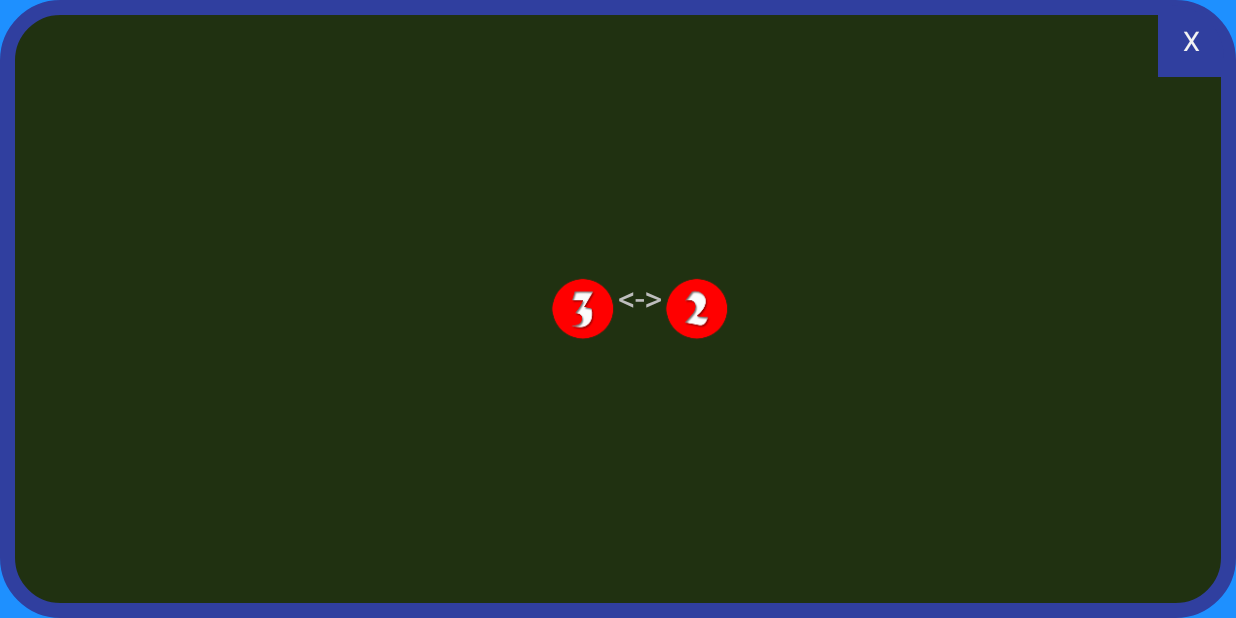
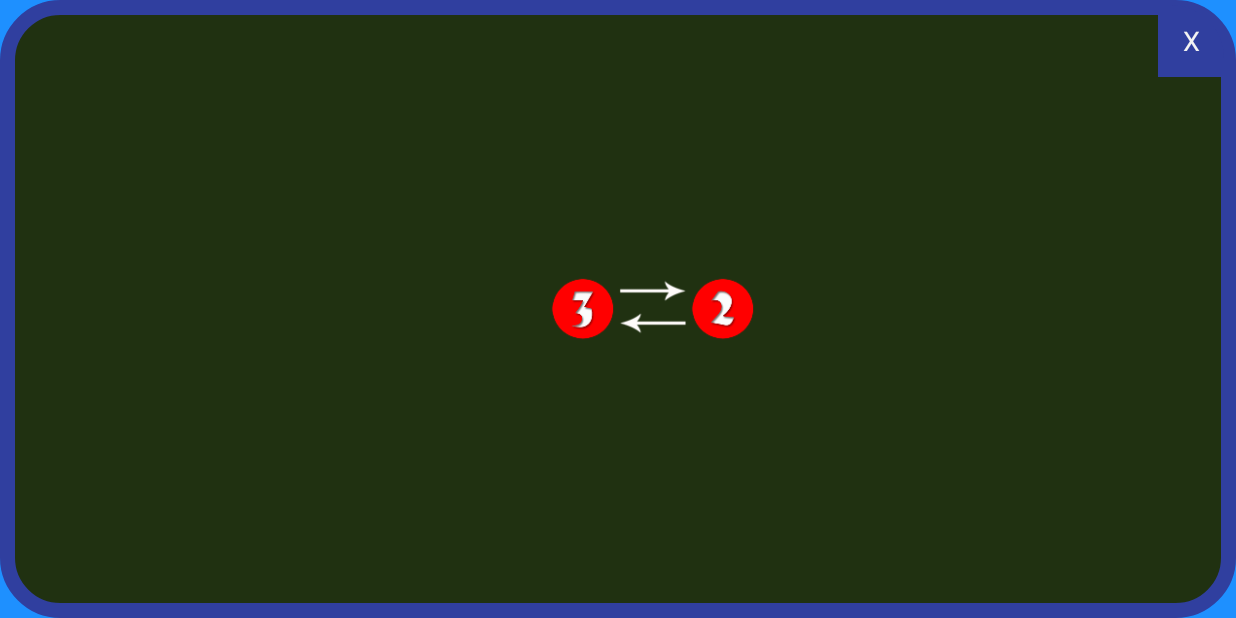
Before and after one commit to ganesh101992/iso_puzzle, an Android app: the screen it shows after launch (FirstActivity), after a tap on "Next Move", on a phone screen of 824 x 412 dp (held sideways). Run offline under Robolectric (Android 15) with nearby library versions, the phone set to English and light mode, and no system bars.

Commit message:
Add files via upload

```diff
--- a/src/main/AndroidManifest.xml
+++ b/src/main/AndroidManifest.xml
@@ -6,9 +6,9 @@
 
     <application
         android:allowBackup="true"
-        android:icon="@mipmap/ic_launcher"
+        android:icon="@mipmap/icon_iso"
         android:label="@string/app_name"
-        android:roundIcon="@mipmap/ic_launcher_round"
+        android:roundIcon="@mipmap/icon_iso"
         android:supportsRtl="false"
         android:theme="@android:style/Theme.Holo.NoActionBar.Fullscreen">
         <activity android:name=".FirstActivity"
--- a/src/main/java/in/createo/iso/FirstActivity.java
+++ b/src/main/java/in/createo/iso/FirstActivity.java
@@ -44,7 +44,7 @@ public class FirstActivity extends Activity {
     private ArrayList<ArrayList<Integer>> reference_matrix_copy = new ArrayList<ArrayList<Integer>>();
     private ArrayList<ArrayList<Integer>> combinational_matrix_copy = new ArrayList<ArrayList<Integer>>();
     private ArrayList<String> edges_names = new ArrayList<>();
-    private int v1, v2;
+    private int v1, v2, json_data_size;
     private int number_of_nodes = 0, current_data = 0;
     private int node_radius, node_parent_radius, cavity_edge_height;
     private float current_x, current_y;
@@ -258,6 +258,7 @@ public class FirstActivity extends Activity {
             json_str = new String(buffer, "UTF-8");
 
             json = new JSONArray(json_str);
+            json_data_size=json.length();
             number_of_nodes = json.getJSONObject(current_data).getInt("no_nodes");
             JSONArray json_arr = (json.getJSONObject(current_data).getJSONArray("reference_matrix"));
             ArrayList<Integer> header = new ArrayList<>();
@@ -401,7 +402,7 @@ public class FirstActivity extends Activity {
                 }
                 if(i==number_of_nodes)
                 {
-                    if(current_data<8) {
+                    if(current_data<(json_data_size-1)) {
                         findViewById(R.id.button_done).setAlpha(1.0f);
                         matched = 1;
                     }
@@ -618,12 +619,13 @@ public class FirstActivity extends Activity {
                     int img_id = getResources().getIdentifier(img, "mipmap", getPackageName());
                     i.setImageResource(img_id);
                     r.addView(i);
-                    TextView v = new TextView(FirstActivity.this);
-                    l = new LayoutParams(LayoutParams.WRAP_CONTENT, LayoutParams.WRAP_CONTENT);
-                    v.setLayoutParams(l);
-                    v.setTextSize(23.0f);
-                    v.setText("<->");
-                    r.addView(v);
+                    i = new ImageView(FirstActivity.this);
+                    l = new LayoutParams(2*node_radius, 2*node_radius);
+                    i.setLayoutParams(l);
+                    img = "swap";
+                    img_id = getResources().getIdentifier(img, "mipmap", getPackageName());
+                    i.setImageResource(img_id);
+                    r.addView(i);
                     i = new ImageView(FirstActivity.this);
                     l = new LayoutParams(2*node_radius, 2*node_radius);
                     i.setLayoutParams(l);
--- a/src/main/res/layout/main_layout.xml
+++ b/src/main/res/layout/main_layout.xml
@@ -14,7 +14,8 @@
         android:layout_height="match_parent"
         android:background="@color/colorPrimary"
         android:gravity="top|left"
-        android:orientation="horizontal">
+        android:orientation="horizontal"
+        tools:visibility="gone">
 
         <LinearLayout
             android:id="@+id/button_solution_parent"
@@ -77,8 +78,7 @@
         android:id="@+id/help_parent"
         android:layout_width="match_parent"
         android:layout_height="match_parent"
-        android:background="@drawable/help"
-        tools:visibility="gone">
+        android:background="@drawable/help">
 
         <LinearLayout
             android:layout_width="44dp"
@@ -99,45 +99,50 @@
                 android:textAllCaps="false" />
         </LinearLayout>
 
+        <RelativeLayout
+            android:layout_width="wrap_content"
+            android:layout_height="301dp"
+            android:layout_centerInParent="true">
+
             <LinearLayout
-            android:layout_width="286dp"
-            android:layout_height="36dp"
+                android:layout_width="278dp"
+                android:layout_height="33dp"
                 android:layout_alignParentTop="true"
                 android:layout_centerHorizontal="true"
                 android:layout_gravity="center|bottom"
-            android:layout_marginTop="93dp"
+                android:layout_marginTop="87dp"
                 android:orientation="horizontal">
 
                 <TextView
-                android:layout_width="219dp"
+                    android:layout_width="231dp"
                     android:layout_height="35dp"
                     android:layout_gravity="top"
                     android:gravity="center"
                     android:text="Swap red numbered bulloons..." />
 
                 <ImageView
-                android:layout_width="38dp"
-                android:layout_height="37dp"
+                    android:layout_width="26sp"
+                    android:layout_height="26sp"
                     android:layout_gravity="center_horizontal"
                     android:background="@mipmap/node1" />
 
             </LinearLayout>
 
             <LinearLayout
-            android:layout_width="286dp"
-            android:layout_height="45dp"
+                android:layout_width="288dp"
+                android:layout_height="46dp"
                 android:layout_centerInParent="true"
                 android:orientation="horizontal">
 
                 <TextView
-                android:layout_width="182dp"
+                    android:layout_width="200dp"
                     android:layout_height="45dp"
                     android:layout_gravity="left"
                     android:gravity="center"
                     android:text="...so that all the red strings..." />
 
                 <ImageView
-                android:layout_width="69dp"
+                    android:layout_width="68dp"
                     android:layout_height="@dimen/cavity_edges_stroke"
                     android:layout_gravity="left|center_vertical"
                     android:layout_marginLeft="15sp"
@@ -148,14 +153,14 @@
 
             <LinearLayout
                 android:layout_width="377dp"
-            android:layout_height="45dp"
+                android:layout_height="49dp"
                 android:layout_alignParentBottom="true"
                 android:layout_centerHorizontal="true"
-            android:layout_marginBottom="86dp"
+                android:layout_marginBottom="82dp"
                 android:orientation="horizontal">
 
                 <TextView
-                android:layout_width="267dp"
+                    android:layout_width="292dp"
                     android:layout_height="45dp"
                     android:layout_alignParentEnd="true"
                     android:layout_centerVertical="true"
@@ -165,13 +170,14 @@
                     android:text="...are covered with a protective layer." />
 
                 <ImageView
-                android:layout_width="69dp"
+                    android:layout_width="66dp"
                     android:layout_height="13sp"
                     android:layout_gravity="center_vertical"
                     android:layout_marginLeft="-25sp"
                     android:background="@drawable/cavity_edges_help" />
 
             </LinearLayout>
+        </RelativeLayout>
 
     </RelativeLayout>
 
```
Also changed, not shown: src/main/res/values/dimens_integer.xml (+5 -5 lines), src/main/res/mipmap-hdpi/icon_iso.png (added), src/main/res/mipmap-hdpi/swap.png (added), src/main/res/mipmap-mdpi/icon_iso.png (added), src/main/res/mipmap-mdpi/swap.png (added), src/main/res/mipmap-xhdpi/icon_iso.png (added), src/main/res/mipmap-xhdpi/swap.png (added), src/main/res/mipmap-xxhdpi/icon_iso.png (added), src/main/res/mipmap-xxhdpi/swap.png (added), src/main/res/mipmap-xxxhdpi/icon_iso.png (added), src/main/res/mipmap-xxxhdpi/swap.png (added), 1 other file. Lines whose indentation alone changed are shown as unchanged.
